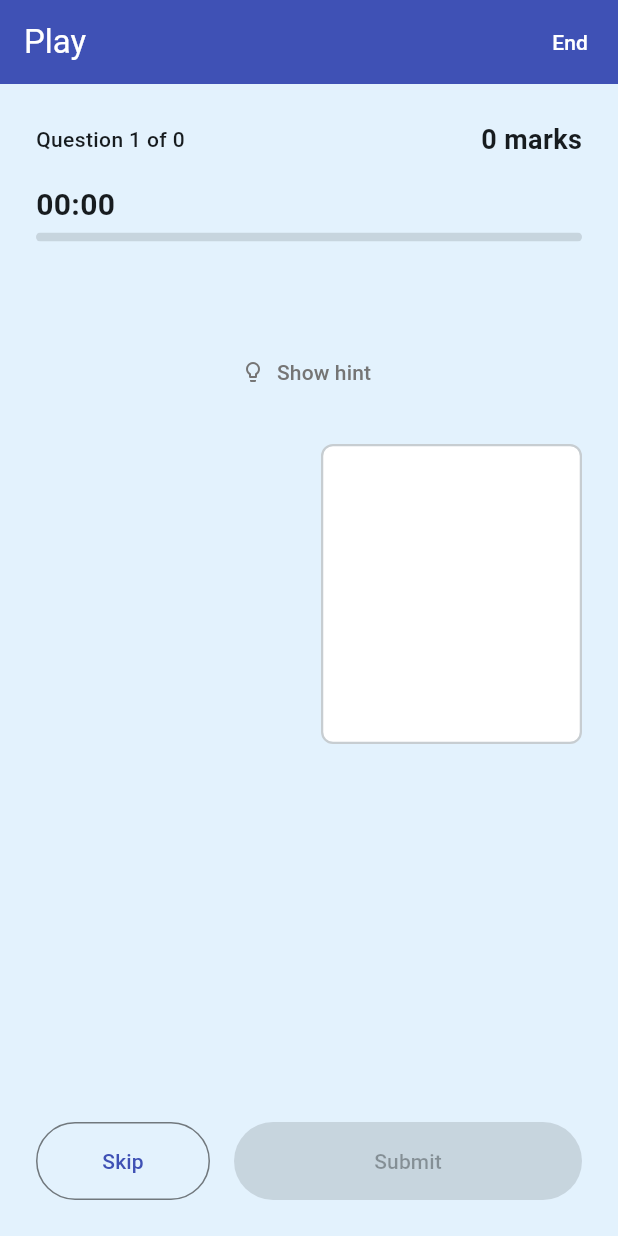
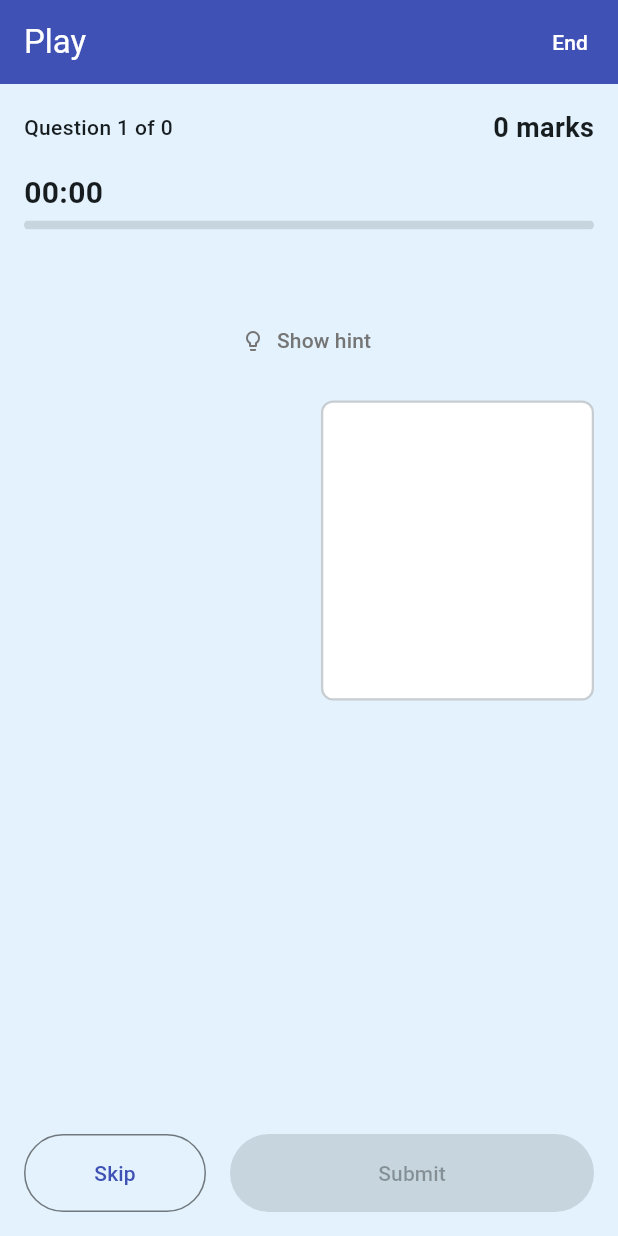
Before and after one commit to amankumar96/BrainMantra, a Flutter app: the _GameScreenBody screen opened directly with empty values, on a phone screen of 412 x 824 dp. Run offline on Flutter 3.47's test engine with Material 3 defaults, Android fonts, the phone set to English and light mode, and no system bars; our stand-ins replace google_mobile_ads, google_sign_in, shared_preferences, supabase_flutter; accounts and stored records are empty; statements that could not run were skipped.

Commit message:
Game screen: banner above marks bar, tighter fonts/spacing to fit no-scroll
- Banner ad now sits above MarksIndicator (was between the timer bar
  and the question) - the very top of the screen.
- AppText.question 22 -> 18; new AppText.answerOption (15, separate
  from AppText.score so the Home screen's High Score and the marks
  indicator aren't affected) for AnswerButton's label.
- AnswerButton's vertical padding tightened (AppSpacing.md -> sm).
- Trimmed a few vertical gaps in game_screen.dart (outer screen
  padding, timer-to-question gap, question-to-options gap) from lg to
  md/sm throughout.

Together these are meant to keep a full question + 4 options on one
phone screen without scrolling, now that a banner ad and (for diagram
questions) a framed diagram both compete for the same vertical space.

334 tests passing, flutter analyze clean.

Co-Authored-By: Claude Sonnet 5 <noreply@anthropic.com>

```diff
--- a/lib/screens/game_screen.dart
+++ b/lib/screens/game_screen.dart
@@ -270,9 +270,17 @@ class _GameScreenBody extends StatelessWidget {
       ),
       body: SafeArea(
         child: Padding(
-          padding: const EdgeInsets.all(AppSpacing.lg),
+          // Trimmed from AppSpacing.lg - every bit of vertical room here
+          // helps keep a full question + options on-screen without
+          // scrolling, now that a banner ad also sits above the marks bar.
+          padding: const EdgeInsets.all(AppSpacing.md),
           child: Column(
             children: [
+              // Banner: very top of the screen, above the marks/timer bar
+              // — by explicit product decision (this was previously
+              // Home-only; see ARCHITECTURE.md's Phase 4 write-up for the
+              // superseded reasoning).
+              AdsService.instance.bannerAdWidget(),
               MarksIndicator(
                 currentQuestionNumber: controller.questionNumber,
                 totalQuestions: controller.totalQuestions,
@@ -288,12 +296,7 @@ class _GameScreenBody extends StatelessWidget {
                 isRunning: !controller.isSubmitted,
                 onExpired: controller.skipDueToTimeout,
               ),
-              // Banner: top of the screen, after the marks/timer bar and
-              // before the question — by explicit product decision (this
-              // was previously Home-only; see ARCHITECTURE.md's Phase 4
-              // write-up for the superseded reasoning).
-              AdsService.instance.bannerAdWidget(),
-              const SizedBox(height: AppSpacing.lg),
+              const SizedBox(height: AppSpacing.md),
               Expanded(
                 child: Stack(
                   children: [
@@ -400,7 +403,7 @@ class _QuestionAndOptionsState extends State<_QuestionAndOptions> {
             const SizedBox(height: AppSpacing.sm),
             _hintRevealed ? _buildHintText(puzzle.hint!) : _buildHintButton(),
           ],
-          const SizedBox(height: AppSpacing.lg),
+          const SizedBox(height: AppSpacing.md),
           // The diagram sits after the question, side-by-side with the
           // options rather than stacked above them — options left
           // (left-aligned), diagram right. Every non-diagram question
--- a/lib/utils/constants.dart
+++ b/lib/utils/constants.dart
@@ -52,7 +52,17 @@ abstract final class AppDurations {
 
 /// Shared text sizes.
 abstract final class AppText {
-  static const double question = 22;
+  // TUNABLE — trimmed down from 22 specifically so a long question plus
+  // 4 answer options never needs scrolling on a real phone screen (the
+  // game screen also now carries a banner ad + marks/timer bar above the
+  // question, which didn't exist when 22 was first picked).
+  static const double question = 18;
   static const double score = 18;
   static const double timer = 20;
+
+  // TUNABLE — deliberately smaller and separate from [score] (which also
+  // drives the Home screen's High Score and the marks indicator, neither
+  // of which needed shrinking) — this is specifically for AnswerButton's
+  // label, the other half of the "no scrolling" fix.
+  static const double answerOption = 15;
 }
--- a/lib/widgets/answer_button.dart
+++ b/lib/widgets/answer_button.dart
@@ -59,8 +59,12 @@ class AnswerButton extends StatelessWidget {
         onTap: effectiveOnTap,
         borderRadius: BorderRadius.circular(AppSpacing.sm),
         child: Container(
+          // Tighter than the original AppSpacing.md on every side —
+          // together with AppText.answerOption's smaller font, this is
+          // what keeps a full question + 4 options fitting on one phone
+          // screen without scrolling.
           padding: const EdgeInsets.symmetric(
-            vertical: AppSpacing.md,
+            vertical: AppSpacing.sm,
             horizontal: AppSpacing.md,
           ),
           decoration: BoxDecoration(
@@ -73,7 +77,7 @@ class AnswerButton extends StatelessWidget {
             style: TextStyle(
               color: foreground,
               fontWeight: FontWeight.w600,
-              fontSize: AppText.score,
+              fontSize: AppText.answerOption,
             ),
           ),
         ),
```
